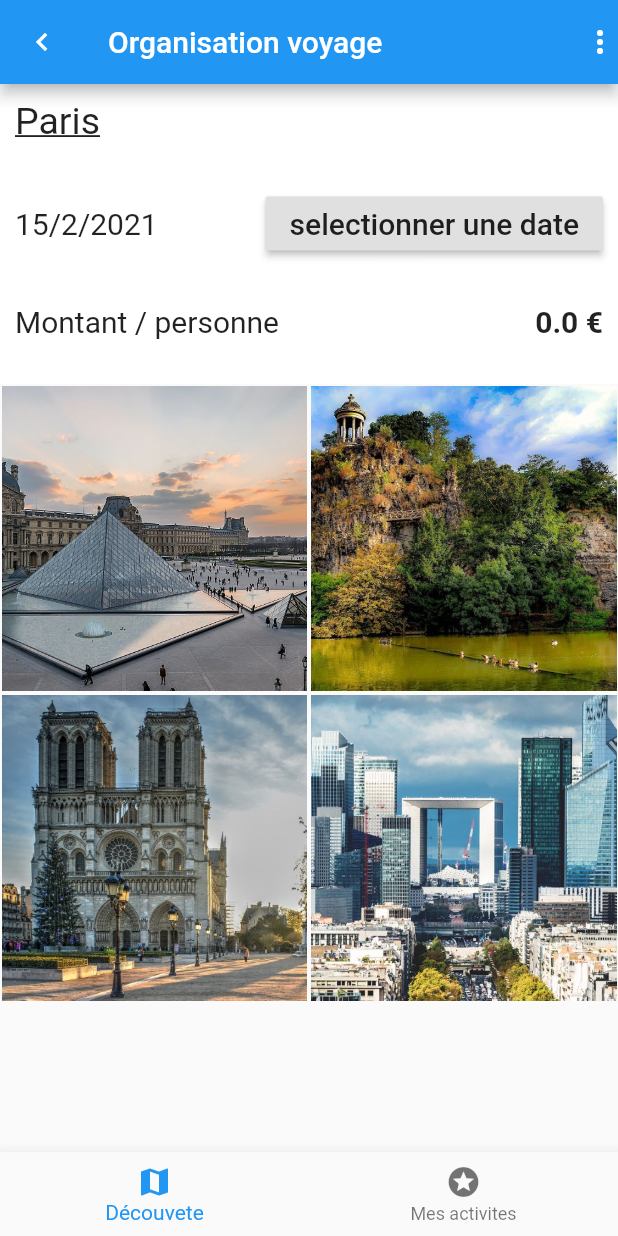
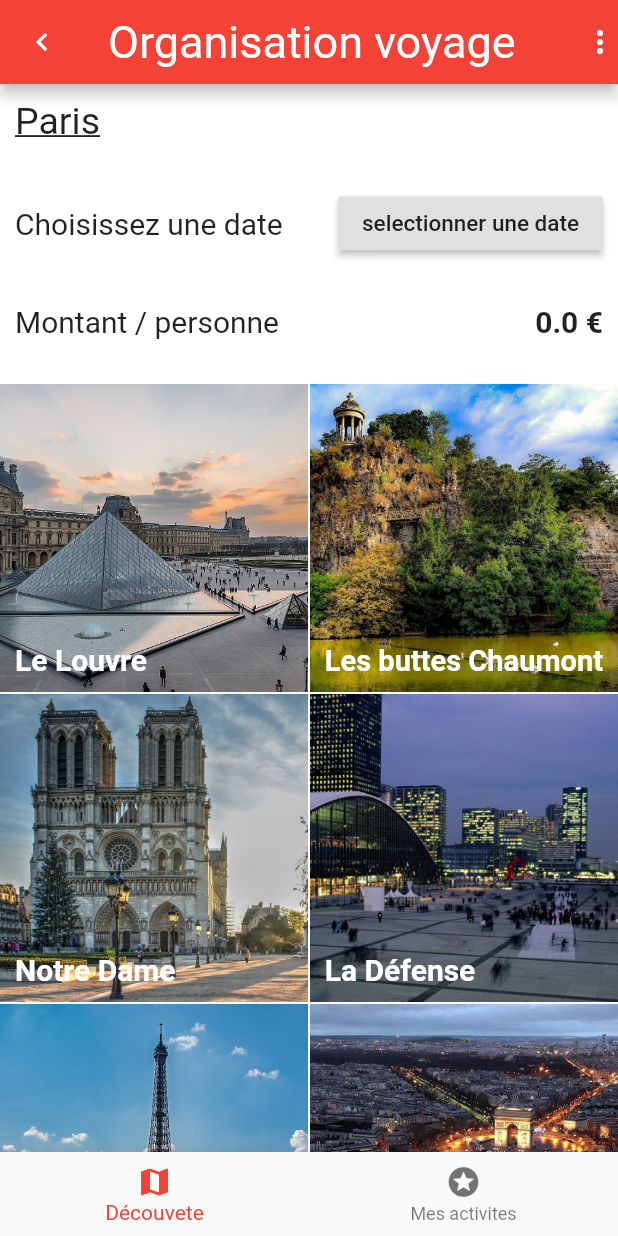
Before and after one commit to ClementAsbert/Application-de-voyage, a Flutter app: the screen it shows after launch, on a phone screen of 412 x 824 dp. Run offline on Flutter 3.47's test engine with Material 2 defaults, Android fonts, the phone set to English and light mode, and no system bars.

Commit message:
Chapitre 9 leçons 6 fini

```diff
--- a/appli_voyage/lib/data/data.dart
+++ b/appli_voyage/lib/data/data.dart
@@ -25,4 +25,22 @@ List<Activity> activities = [
     id: 'a4',
     city: 'Paris',
   ),
+  Activity(
+    image: 'assets/images/activities/Tour-Eiffel.jpg',
+    name: 'Tour eiffel',
+    id: 'a5',
+    city: 'Paris',
+  ),
+  Activity(
+    image: 'assets/images/activities/ChampElyse.jpg',
+    name: 'Les Champs Elysés',
+    id: 'a6',
+    city: 'Paris',
+  ),
+  Activity(
+    image: 'assets/images/activities/Catacombe.jpg',
+    name: 'les Catacombes',
+    id: 'a7',
+    city: 'Paris',
+  ),
 ];
--- a/appli_voyage/lib/main.dart
+++ b/appli_voyage/lib/main.dart
@@ -1,5 +1,9 @@
 import 'package:appli_voyage/views/home/city/widgets/city.dart';
+import 'package:appli_voyage/views/home/home.dart';
+import 'package:appli_voyage/views/home/widgets/cityCard.dart';
 import 'package:flutter/material.dart';
+
+import 'widgets/data.dart';
 
 main() {
   runApp(DymaTrip());
@@ -9,9 +13,23 @@ class DymaTrip extends StatelessWidget {
   @override
   Widget build(BuildContext context) {
     return MaterialApp(
-      debugShowCheckedModeBanner: false,
-      //home: Home(),
-      home: Citys(),
-    );
+        theme: ThemeData(
+            primarySwatch: Colors.red,
+            accentColor: Colors.red,
+            appBarTheme: AppBarTheme(
+              textTheme: ThemeData.light().textTheme.copyWith(
+                    headline6: TextStyle(fontSize: 30),
+                  ),
+            ),
+            textTheme: ThemeData.light().textTheme.copyWith(
+                  headline6: TextStyle(
+                    color: Colors.blue,
+                  ),
+                )),
+        debugShowCheckedModeBanner: false,
+        //home: Home(),
+        home: Data(
+          child: Citys(),
+        ));
   }
 }
--- a/appli_voyage/lib/views/home/city/widgets/activity_card.dart
+++ b/appli_voyage/lib/views/home/city/widgets/activity_card.dart
@@ -4,18 +4,63 @@ import '../../../../models/activity.model.dart';
 
 class ActivityCard extends StatelessWidget {
   final Activity activity;
+  final bool isSelected;
+  final Function toggleActivity;
 
-  ActivityCard({this.activity});
+  ActivityCard({this.activity, this.isSelected, this.toggleActivity});
 
   @override
   Widget build(BuildContext context) {
     return Container(
       width: double.infinity,
       height: 150,
-      margin: EdgeInsets.all(1),
-      child: Image.asset(
-        activity.image,
-        fit: BoxFit.cover,
+      child: Stack(
+        fit: StackFit.expand,
+        children: [
+          Ink.image(
+            image: AssetImage(activity.image),
+            fit: BoxFit.cover,
+            child: InkWell(
+              onTap: toggleActivity,
+            ),
+          ),
+          Container(
+            padding: EdgeInsets.all(10),
+            child: Column(
+              children: [
+                Expanded(
+                  child: Row(
+                    crossAxisAlignment: CrossAxisAlignment.start,
+                    mainAxisAlignment: MainAxisAlignment.end,
+                    children: [
+                      if (isSelected)
+                        Icon(
+                          Icons.check,
+                          size: 40,
+                          color: Colors.black,
+                        ),
+                    ],
+                  ),
+                ),
+                Row(
+                  children: [
+                    Flexible(
+                      child: FittedBox(
+                        child: Text(
+                          activity.name,
+                          style: TextStyle(
+                              fontSize: 20,
+                              color: Colors.white,
+                              fontWeight: FontWeight.bold),
+                        ),
+                      ),
+                    )
+                  ],
+                )
+              ],
+            ),
+          )
+        ],
       ),
     );
   }
--- a/appli_voyage/lib/views/home/city/widgets/activity_list.dart
+++ b/appli_voyage/lib/views/home/city/widgets/activity_list.dart
@@ -5,7 +5,10 @@ import 'activity_card.dart';
 
 class ActivityList extends StatelessWidget {
   final List<Activity> activities;
-  ActivityList({this.activities});
+  final List<String> selectedActivities;
+  final Function toggleActivity;
+
+  ActivityList({this.activities, this.selectedActivities, this.toggleActivity});
 
   @override
   Widget build(BuildContext context) {
@@ -15,8 +18,11 @@ class ActivityList extends StatelessWidget {
       crossAxisCount: 2,
       children: activities
           .map((activity) => ActivityCard(
-                activity: activity,
-              ))
+              activity: activity,
+              isSelected: selectedActivities.contains(activity.id),
+              toggleActivity: () {
+                toggleActivity(activity.id);
+              }))
           .toList(),
     );
   }
--- a/appli_voyage/lib/views/home/city/widgets/city.dart
+++ b/appli_voyage/lib/views/home/city/widgets/city.dart
@@ -1,4 +1,5 @@
 import 'package:appli_voyage/views/home/city/widgets/trip_activity_list.dart';
+import '../../../../widgets/data.dart';
 
 import '../../../../models/trip.model.dart';
 import '../widgets/activity_list.dart';
@@ -17,8 +18,28 @@ class Citys extends StatefulWidget {
 }
 
 class _CitysState extends State<Citys> {
-  Trip myTrip = Trip(activities: [], city: 'Paris', date: DateTime.now());
-  int index = 0;
+  Trip myTrip;
+  int index;
+  List<Activity> activities;
+
+  @override
+  void initState() {
+    super.initState();
+    index = 0;
+    myTrip = Trip(activities: [], date: null, city: 'Paris');
+  }
+
+  @override
+  didChangeDependencies() {
+    super.didChangeDependencies();
+    activities = Data.of(context).activities;
+  }
+
+  List<Activity> get tripActivities {
+    return activities.where((activity) {
+      return myTrip.activities.contains(activity.id);
+    }).toList();
+  }
 
   void setDate() {
     showDatePicker(
@@ -42,6 +63,20 @@ class _CitysState extends State<Citys> {
     });
   }
 
+  void toggleActivity(String id) {
+    setState(() {
+      myTrip.activities.contains(id)
+          ? myTrip.activities.remove(id)
+          : myTrip.activities.add(id);
+    });
+  }
+
+  void deleteTripActivity(String id) {
+    setState(() {
+      myTrip.activities.remove(id);
+    });
+  }
+
   @override
   Widget build(BuildContext context) {
     return Scaffold(
@@ -60,9 +95,16 @@ class _CitysState extends State<Citys> {
               setDate: setDate,
             ),
             Expanded(
-                child: index == 0
-                    ? ActivityList(activities: widget.activities)
-                    : TripActivityList()),
+              child: index == 0
+                  ? ActivityList(
+                      activities: activities,
+                      selectedActivities: myTrip.activities,
+                      toggleActivity: toggleActivity)
+                  : TripActivityList(
+                      activities: tripActivities,
+                      deleteTripActivity: deleteTripActivity,
+                    ),
+            ),
           ],
         ),
       ),
--- a/appli_voyage/lib/views/home/city/widgets/trip_overview.dart
+++ b/appli_voyage/lib/views/home/city/widgets/trip_overview.dart
@@ -34,16 +34,20 @@ class TripOverview extends StatelessWidget {
           Row(
             children: [
               Expanded(
-                child: Text((DateFormat("d/M/y").format(myTrip.date)),
-                    style: TextStyle(
-                      fontSize: 20,
-                    )),
+                child: Text(
+                  myTrip.date != null
+                      ? DateFormat("d/M/y").format(myTrip.date)
+                      : 'Choisissez une date ',
+                  style: TextStyle(
+                    fontSize: 20,
+                  ),
+                ),
               ),
               RaisedButton(
                 child: Text(
                   'selectionner une date',
                   style: TextStyle(
-                    fontSize: 20,
+                    fontSize: 15,
                   ),
                 ),
                 onPressed: setDate,
--- /dev/null
+++ b/appli_voyage/lib/widgets/data.dart
@@ -0,0 +1,16 @@
+import '../models/activity.model.dart';
+import 'package:flutter/material.dart';
+import '../data/data.dart' as data;
+
+class Data extends InheritedWidget {
+  final List<Activity> activities = data.activities;
+
+  Data({Widget child}) : super(child: child);
+
+  static Data of(BuildContext context) {
+    return context.dependOnInheritedWidgetOfExactType<Data>();
+  }
+
+  @override
+  bool updateShouldNotify(Data old) => true;
+}
```
Also changed, not shown: appli_voyage/lib/views/home/city/widgets/trip_activity_card.dart (added, +55 -0 lines), appli_voyage/lib/views/home/city/widgets/trip_activity_list.dart (+18 -1 lines), appli_voyage/assets/images/activities/Catacombe.jpg (added), appli_voyage/assets/images/activities/ChampElyse.jpg (added), appli_voyage/assets/images/activities/Defense.jpg, appli_voyage/assets/images/activities/Tour-Eiffel.jpg (added).
